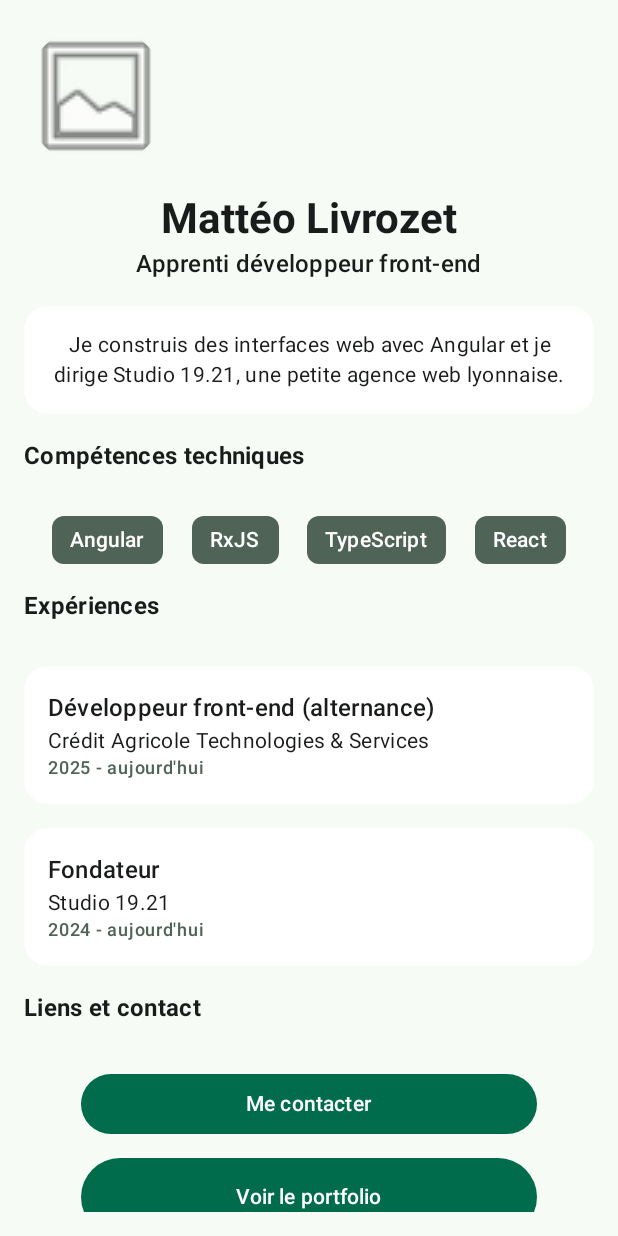
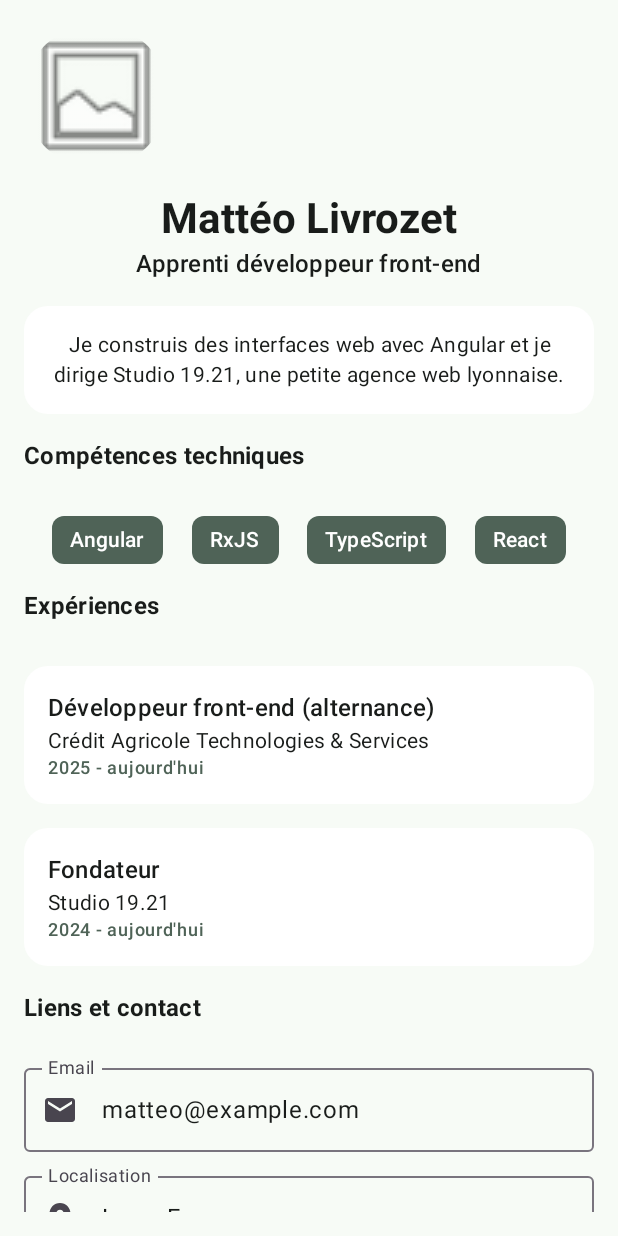
Before and after one commit to matteolvt/ProjetNoteJetpack, an Android app built with Jetpack Compose: the @Preview function DeveloperProfileLightPreview, on a phone screen of 412 x 824 dp. Run offline under Robolectric (Android 15) with nearby library versions, the phone set to English and light mode, and no system bars.

Commit message:
ajout champs Email et Localisation pour la partie contact

```diff
--- a/app/build.gradle.kts
+++ b/app/build.gradle.kts
@@ -35,8 +35,8 @@ android {
         compose = true
     }
 }
-
 dependencies {
+    implementation("androidx.compose.material:material-icons-extended")
     implementation(platform(libs.androidx.compose.bom))
     implementation(libs.androidx.activity.compose)
     implementation(libs.androidx.compose.material3)
--- a/app/src/main/java/com/example/projetnote/MainActivity.kt
+++ b/app/src/main/java/com/example/projetnote/MainActivity.kt
@@ -24,7 +24,9 @@ import androidx.compose.material3.Button
 import androidx.compose.material3.ButtonDefaults
 import androidx.compose.material3.Card
 import androidx.compose.material3.CardDefaults
+import androidx.compose.material3.Icon
 import androidx.compose.material3.MaterialTheme
+import androidx.compose.material3.OutlinedTextField
 import androidx.compose.material3.Scaffold
 import androidx.compose.material3.Surface
 import androidx.compose.material3.Text
@@ -32,6 +34,7 @@ import androidx.compose.runtime.Composable
 import androidx.compose.ui.Alignment
 import androidx.compose.ui.Modifier
 import androidx.compose.ui.draw.clip
+import androidx.compose.ui.graphics.vector.ImageVector
 import androidx.compose.ui.res.painterResource
 import androidx.compose.ui.semantics.Role
 import androidx.compose.ui.semantics.role
@@ -41,6 +44,9 @@ import androidx.compose.ui.text.style.TextAlign
 import androidx.compose.ui.tooling.preview.Preview
 import androidx.compose.ui.unit.dp
 import com.example.projetnote.ui.theme.ProjetNoteTheme
+import androidx.compose.material.icons.Icons
+import androidx.compose.material.icons.filled.Email
+import androidx.compose.material.icons.filled.LocationOn
 
 class MainActivity : ComponentActivity() {
     override fun onCreate(savedInstanceState: Bundle?) {
@@ -56,6 +62,8 @@ class MainActivity : ComponentActivity() {
                                 "Studio 19.21, une petite agence web lyonnaise.",
                         skills = listOf("Angular", "RxJS", "TypeScript", "React"),
                         experiences = sampleExperiences(),
+                        email = "matteo@example.com",
+                        location = "Lyon, France",
                         onContact = { /* TODO : action de contact */ },
                         onPortfolio = { /* TODO : ouvrir le portfolio */ },
                         modifier = Modifier.padding(innerPadding)
@@ -77,6 +85,8 @@ fun DeveloperProfileDarkPreview() {
                     "Studio 19.21, une petite agence web lyonnaise.",
             skills = listOf("Angular", "RxJS", "TypeScript", "React"),
             experiences = sampleExperiences(),
+            email = "matteo@example.com",
+            location = "Lyon, France",
             onContact = { },
             onPortfolio = { }
         )
@@ -94,6 +104,8 @@ fun DeveloperProfileLightPreview() {
                     "Studio 19.21, une petite agence web lyonnaise.",
             skills = listOf("Angular", "RxJS", "TypeScript", "React"),
             experiences = sampleExperiences(),
+            email = "matteo@example.com",
+            location = "Lyon, France",
             onContact = { },
             onPortfolio = { }
         )
@@ -107,6 +119,8 @@ fun ProfileScreen(
     bio: String,
     skills: List<String>,
     experiences: List<Experience>,
+    email: String,
+    location: String,
     onContact: () -> Unit,
     onPortfolio: () -> Unit,
     modifier: Modifier = Modifier
@@ -145,12 +159,37 @@ fun ProfileScreen(
             ExperienceCard(experience = experience)
         }
         item {
-            SectionLabel(text = "Liens et contact")
-        }
-        item {
-            ContactLinks(onContact = onContact, onPortfolio = onPortfolio)
+            Column(verticalArrangement = Arrangement.spacedBy(8.dp)) {
+                SectionLabel(text = "Liens et contact")
+                ContactField(label = "Email", value = email, icon = Icons.Filled.Email)
+                ContactField(
+                    label = "Localisation",
+                    value = location,
+                    icon = Icons.Filled.LocationOn
+                )
+                ContactLinks(onContact = onContact, onPortfolio = onPortfolio)
+            }
         }
     }
+}
+
+@Composable
+fun ContactField(
+    label: String,
+    value: String,
+    icon: ImageVector,
+    modifier: Modifier = Modifier
+) {
+    OutlinedTextField(
+        value = value,
+        onValueChange = { },
+        readOnly = true,
+        label = { Text(label) },
+        leadingIcon = {
+            Icon(imageVector = icon, contentDescription = label)
+        },
+        modifier = modifier.fillMaxWidth()
+    )
 }
 
 @Composable
```
